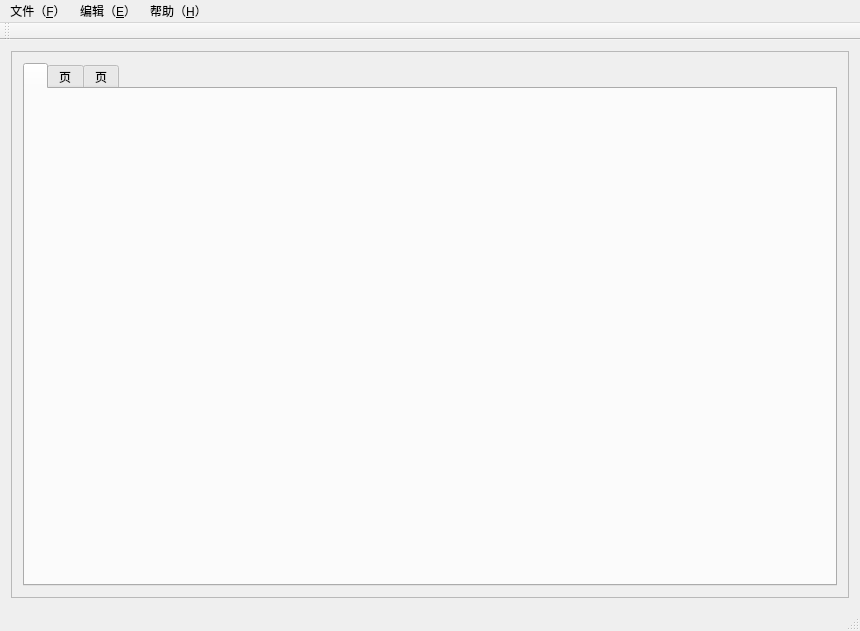
First picture: the form in mainwindow.ui, repository bigbigda/drillwellplatform-qt, before the edit.
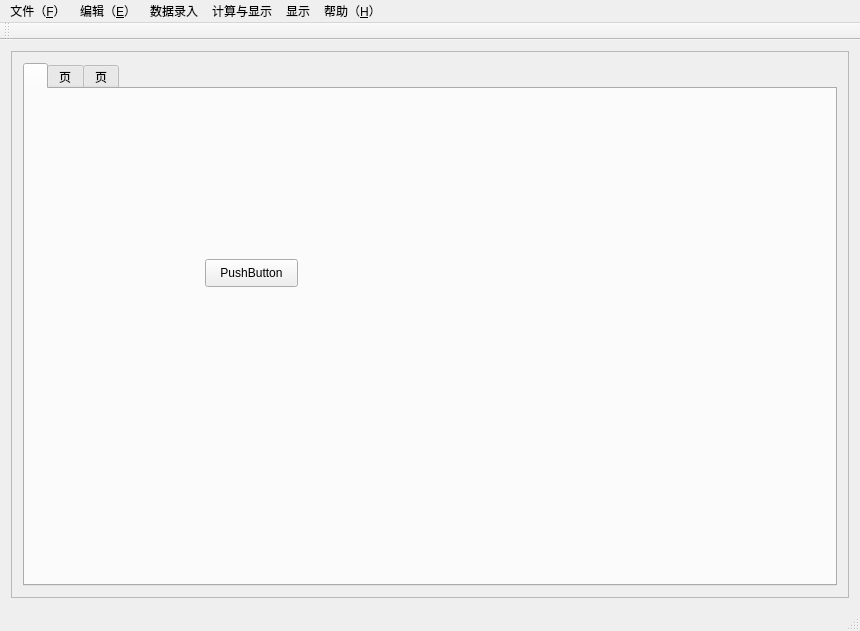
Second picture: the form after the edit.

Patch:
```diff
--- a/mainwindow.ui
+++ b/mainwindow.ui
@@ -26,7 +26,7 @@
          <x>0</x>
          <y>0</y>
          <width>836</width>
-         <height>544</height>
+         <height>542</height>
         </rect>
        </property>
        <layout class="QGridLayout" name="gridLayout_2">
@@ -36,6 +36,19 @@
            <attribute name="title">
             <string/>
            </attribute>
+           <widget class="QPushButton" name="pushButton2">
+            <property name="geometry">
+             <rect>
+              <x>180</x>
+              <y>170</y>
+              <width>93</width>
+              <height>28</height>
+             </rect>
+            </property>
+            <property name="text">
+             <string>PushButton</string>
+            </property>
+           </widget>
           </widget>
           <widget class="QWidget" name="tab">
            <attribute name="title">
@@ -82,10 +95,30 @@
     <property name="title">
      <string>帮助（&amp;H）</string>
     </property>
-    <addaction name="actionA_2"/>
+    <addaction name="action_About"/>
+   </widget>
+   <widget class="QMenu" name="menu_2">
+    <property name="title">
+     <string>数据录入</string>
+    </property>
+   </widget>
+   <widget class="QMenu" name="menu_3">
+    <property name="title">
+     <string>计算与显示</string>
+    </property>
+    <addaction name="action_Cal"/>
+    <addaction name="action_LaF"/>
+   </widget>
+   <widget class="QMenu" name="menu_4">
+    <property name="title">
+     <string>显示</string>
+    </property>
    </widget>
    <addaction name="menu1"/>
    <addaction name="menu1_2"/>
+   <addaction name="menu_2"/>
+   <addaction name="menu_3"/>
+   <addaction name="menu_4"/>
    <addaction name="menu"/>
   </widget>
   <widget class="QStatusBar" name="statusBar"/>
```
Left out of the diff: 51 changed lines with no effect on the pictures.
